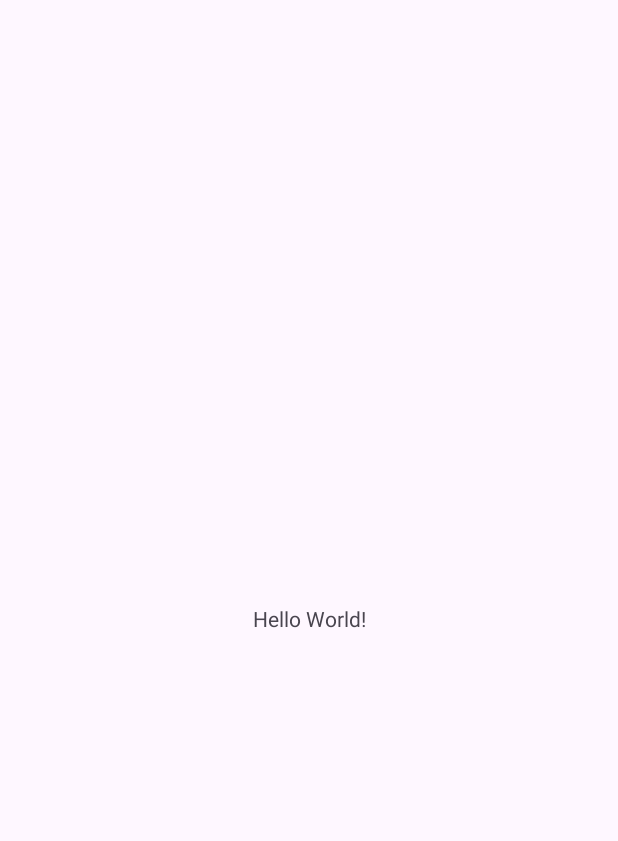
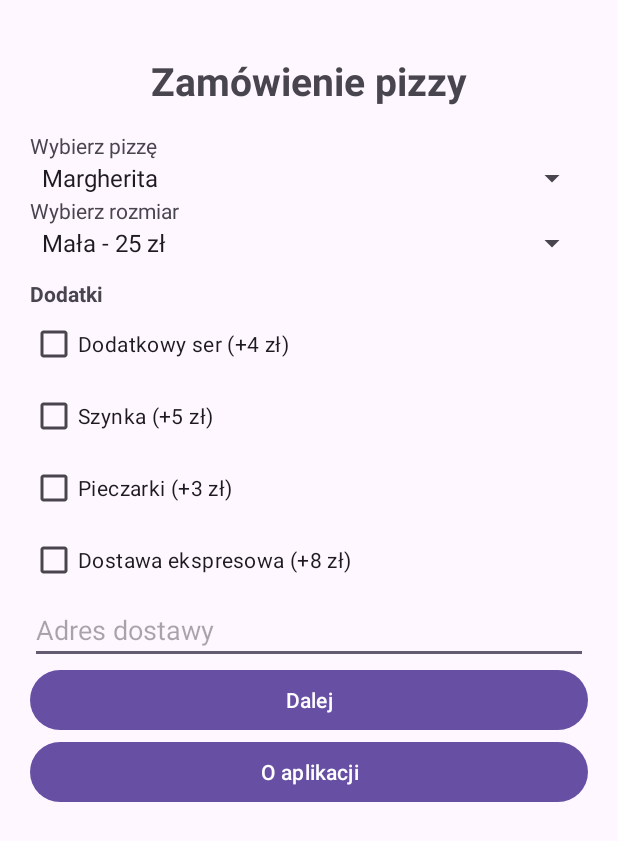
Before and after one commit to Nikola-durbacz/DrugiEkran-03, an Android app: the screen it shows after launch (MainActivity), on a phone screen of 412 x 824 dp. Before the commit the part shown is almost empty. Shown: the top 841 px of the screen. Run offline under Robolectric (Android 15) with nearby library versions, the phone set to English and light mode, and no system bars.

Commit message:
feat: trzeci ekran i dokumentacja stosu

```diff
--- a/app/src/main/java/com/example/drugiekran_03/MainActivity.java
+++ b/app/src/main/java/com/example/drugiekran_03/MainActivity.java
@@ -1,24 +1,102 @@
 package com.example.drugiekran_03;
 
+import android.content.Intent;
 import android.os.Bundle;
+import android.util.Log;
+import android.widget.ArrayAdapter;
+import android.widget.Button;
+import android.widget.CheckBox;
+import android.widget.EditText;
+import android.widget.Spinner;
+import android.widget.Toast;
 
-import androidx.activity.EdgeToEdge;
+import androidx.activity.result.ActivityResultLauncher;
+import androidx.activity.result.contract.ActivityResultContracts;
 import androidx.appcompat.app.AppCompatActivity;
-import androidx.core.graphics.Insets;
-import androidx.core.view.ViewCompat;
-import androidx.core.view.WindowInsetsCompat;
 
 public class MainActivity extends AppCompatActivity {
+
+    private static final String TAG = "CYKL_ZYCIA";
+
+    private ActivityResultLauncher<Intent> orderLauncher;
 
     @Override
     protected void onCreate(Bundle savedInstanceState) {
         super.onCreate(savedInstanceState);
-        EdgeToEdge.enable(this);
+        Log.d(TAG, "MainActivity: onCreate");
+
         setContentView(R.layout.activity_main);
-        ViewCompat.setOnApplyWindowInsetsListener(findViewById(R.id.main), (v, insets) -> {
-            Insets systemBars = insets.getInsets(WindowInsetsCompat.Type.systemBars());
-            v.setPadding(systemBars.left, systemBars.top, systemBars.right, systemBars.bottom);
-            return insets;
+
+        Spinner spPizza = findViewById(R.id.spPizza);
+        Spinner spSize = findViewById(R.id.spSize);
+
+        ArrayAdapter<CharSequence> pizzaAdapter = ArrayAdapter.createFromResource(
+                this, R.array.pizzas, android.R.layout.simple_spinner_item);
+        pizzaAdapter.setDropDownViewResource(android.R.layout.simple_spinner_dropdown_item);
+        spPizza.setAdapter(pizzaAdapter);
+
+        ArrayAdapter<CharSequence> sizeAdapter = ArrayAdapter.createFromResource(
+                this, R.array.sizes, android.R.layout.simple_spinner_item);
+        sizeAdapter.setDropDownViewResource(android.R.layout.simple_spinner_dropdown_item);
+        spSize.setAdapter(sizeAdapter);
+
+        EditText etAddress = findViewById(R.id.etAddress);
+
+        CheckBox cbCheese = findViewById(R.id.cbCheese);
+        CheckBox cbHam = findViewById(R.id.cbHam);
+        CheckBox cbMushrooms = findViewById(R.id.cbMushrooms);
+        CheckBox cbExpress = findViewById(R.id.cbExpress);
+
+        orderLauncher = registerForActivityResult(
+                new ActivityResultContracts.StartActivityForResult(),
+                result -> {
+                    if (result.getResultCode() == RESULT_OK) {
+                        Toast.makeText(this, "Zamówienie przyjęte!", Toast.LENGTH_SHORT).show();
+                    } else {
+                        Toast.makeText(this, "Zamówienie nie zostało potwierdzone",
+                                Toast.LENGTH_SHORT).show();
+                    }
+                }
+        );
+
+        Button btnNext = findViewById(R.id.btnNext);
+        btnNext.setOnClickListener(v -> {
+            String address = etAddress.getText().toString().trim();
+
+            if (address.isEmpty()) {
+                etAddress.setError("Podaj adres dostawy");
+                return;
+            }
+
+            Intent intent = new Intent(MainActivity.this, SummaryActivity.class);
+
+            intent.putExtra(SummaryActivity.EXTRA_PIZZA, spPizza.getSelectedItem().toString());
+            intent.putExtra(SummaryActivity.EXTRA_SIZE, spSize.getSelectedItemPosition());
+            intent.putExtra(SummaryActivity.EXTRA_ADDRESS, address);
+            intent.putExtra(SummaryActivity.EXTRA_CHEESE, cbCheese.isChecked());
+            intent.putExtra(SummaryActivity.EXTRA_HAM, cbHam.isChecked());
+            intent.putExtra(SummaryActivity.EXTRA_MUSHROOMS, cbMushrooms.isChecked());
+            intent.putExtra(SummaryActivity.EXTRA_EXPRESS, cbExpress.isChecked());
+
+            orderLauncher.launch(intent);
+        });
+
+        Button btnAbout = findViewById(R.id.btnAbout);
+        btnAbout.setOnClickListener(v -> {
+            Intent intent = new Intent(MainActivity.this, AboutActivity.class);
+            startActivity(intent);
         });
     }
+
+    @Override
+    protected void onStop() {
+        super.onStop();
+        Log.d(TAG, "MainActivity: onStop");
+    }
+
+    @Override
+    protected void onDestroy() {
+        super.onDestroy();
+        Log.d(TAG, "MainActivity: onDestroy");
+    }
 }
--- a/app/src/main/res/layout/activity_main.xml
+++ b/app/src/main/res/layout/activity_main.xml
@@ -1,19 +1,91 @@
-<?xml version="1.0" encoding="utf-8"?>
-<androidx.constraintlayout.widget.ConstraintLayout xmlns:android="http://schemas.android.com/apk/res/android"
-    xmlns:app="http://schemas.android.com/apk/res-auto"
-    xmlns:tools="http://schemas.android.com/tools"
-    android:id="@+id/main"
+<ScrollView xmlns:android="http://schemas.android.com/apk/res/android"
     android:layout_width="match_parent"
-    android:layout_height="match_parent"
-    tools:context=".MainActivity">
+    android:layout_height="match_parent">
 
-    <TextView
-        android:layout_width="wrap_content"
+    <LinearLayout
+        android:layout_width="match_parent"
         android:layout_height="wrap_content"
-        android:text="Hello World!"
-        app:layout_constraintBottom_toBottomOf="parent"
-        app:layout_constraintEnd_toEndOf="parent"
-        app:layout_constraintStart_toStartOf="parent"
-        app:layout_constraintTop_toTopOf="parent" />
+        android:orientation="vertical"
+        android:padding="20dp">
 
-</androidx.constraintlayout.widget.ConstraintLayout>
+        <TextView
+            android:layout_width="match_parent"
+            android:layout_height="wrap_content"
+            android:text="Zamówienie pizzy"
+            android:textSize="26sp"
+            android:textStyle="bold"
+            android:gravity="center"
+            android:padding="16dp" />
+
+        <TextView
+            android:layout_width="wrap_content"
+            android:layout_height="wrap_content"
+            android:text="Wybierz pizzę" />
+
+        <Spinner
+            android:id="@+id/spPizza"
+            android:layout_width="match_parent"
+            android:layout_height="wrap_content" />
+
+        <TextView
+            android:layout_width="wrap_content"
+            android:layout_height="wrap_content"
+            android:text="Wybierz rozmiar" />
+
+        <Spinner
+            android:id="@+id/spSize"
+            android:layout_width="match_parent"
+            android:layout_height="wrap_content" />
+
+        <TextView
+            android:layout_width="wrap_content"
+            android:layout_height="wrap_content"
+            android:text="Dodatki"
+            android:textStyle="bold"
+            android:paddingTop="12dp" />
+
+        <CheckBox
+            android:id="@+id/cbCheese"
+            android:layout_width="match_parent"
+            android:layout_height="wrap_content"
+            android:text="Dodatkowy ser (+4 zł)" />
+
+        <CheckBox
+            android:id="@+id/cbHam"
+            android:layout_width="match_parent"
+            android:layout_height="wrap_content"
+            android:text="Szynka (+5 zł)" />
+
+        <CheckBox
+            android:id="@+id/cbMushrooms"
+            android:layout_width="match_parent"
+            android:layout_height="wrap_content"
+            android:text="Pieczarki (+3 zł)" />
+
+        <CheckBox
+            android:id="@+id/cbExpress"
+            android:layout_width="match_parent"
+            android:layout_height="wrap_content"
+            android:text="Dostawa ekspresowa (+8 zł)" />
+
+        <EditText
+            android:id="@+id/etAddress"
+            android:layout_width="match_parent"
+            android:layout_height="wrap_content"
+            android:hint="Adres dostawy"
+            android:inputType="textPostalAddress" />
+
+        <Button
+            android:id="@+id/btnNext"
+            android:layout_width="match_parent"
+            android:layout_height="wrap_content"
+            android:text="Dalej" />
+
+        <Button
+            android:id="@+id/btnAbout"
+            android:layout_width="match_parent"
+            android:layout_height="wrap_content"
+            android:text="O aplikacji" />
+
+    </LinearLayout>
+</ScrollView>
--- a/app/src/main/res/values/strings.xml
+++ b/app/src/main/res/values/strings.xml
@@ -1,3 +1,17 @@
 <resources>
     <string name="app_name">DrugiEkran-03</string>
+
+
+    <string-array name="pizzas">
+        <item>Margherita</item>
+        <item>Capricciosa</item>
+        <item>Pepperoni</item>
+        <item>Hawajska</item>
+    </string-array>
+
+    <string-array name="sizes">
+        <item>Mała - 25 zł</item>
+        <item>Średnia - 32 zł</item>
+        <item>Duża - 40 zł</item>
+    </string-array>
 </resources>
```
Also changed, not shown: app/src/main/AndroidManifest.xml (+10 -0 lines), app/src/main/java/com/example/drugiekran_03/AboutActivity.java (added, +31 -0 lines), app/src/main/java/com/example/drugiekran_03/SummaryActivity.java (added, +123 -0 lines), app/src/main/res/layout/activity_about.xml (added, +23 -0 lines), app/src/main/res/layout/activity_summary.xml (added, +47 -0 lines).
